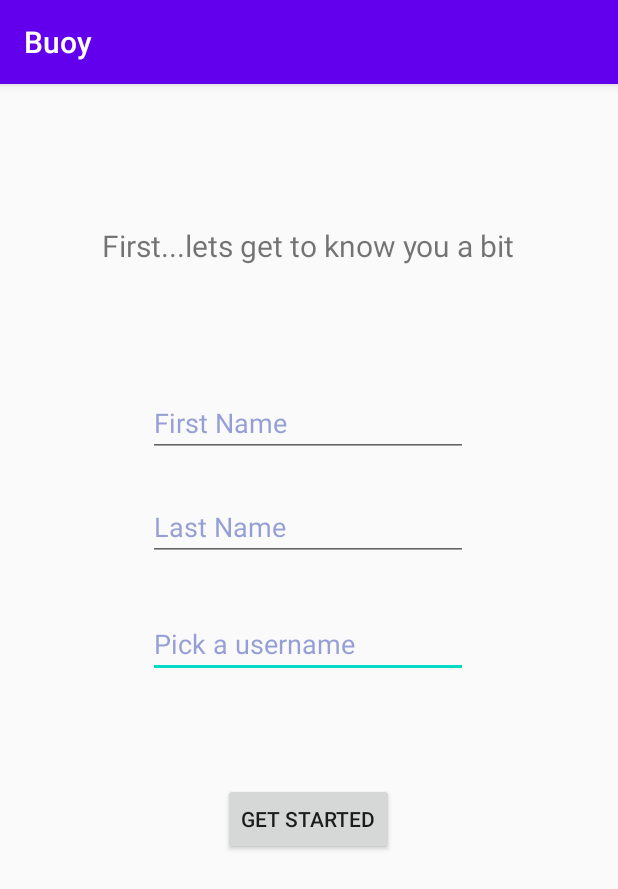
After one commit to JDWilson73/Buoy, an Android app: the FirstSignInActivity screen opened directly, with no data from a screen before it, on a phone screen of 412 x 824 dp. The commit adds this screen. Shown: the top 889 px of the screen. Run offline under Robolectric (Android 15) with nearby library versions, the phone set to English and light mode, and no system bars; our stand-ins replace Firebase (no records; nobody signed in at launch, a user with empty details on screens opened directly); 1 statement that could not run was skipped.

Commit message:
fixed the database -Kraig Johnson did this by himself after meeting. Also added landing page to get user information

```diff
--- a/app/src/main/AndroidManifest.xml
+++ b/app/src/main/AndroidManifest.xml
@@ -9,7 +9,8 @@
         android:roundIcon="@mipmap/ic_launcher_round"
         android:supportsRtl="true"
         android:theme="@style/AppTheme">
-        <activity android:name=".StickerSendActivity"></activity>
+        <activity android:name=".FirstSignInActivity"></activity>
+        <activity android:name=".StickerSendActivity" />
         <activity android:name=".HomeActivity" />
         <activity android:name=".LoginActivity" />
         <activity android:name=".MainActivity">
--- /dev/null
+++ b/app/src/main/java/edu/neu/madcourse/buoy/FirstSignInActivity.java
@@ -0,0 +1,77 @@
+package edu.neu.madcourse.buoy;
+
+import androidx.appcompat.app.AppCompatActivity;
+
+import android.content.Intent;
+import android.os.Bundle;
+import android.util.Log;
+import android.view.View;
+import android.widget.Button;
+import android.widget.EditText;
+import android.widget.TextView;
+
+import com.google.firebase.database.DatabaseReference;
+import com.google.firebase.database.FirebaseDatabase;
+
+public class FirstSignInActivity extends AppCompatActivity {
+    String TAG = "user info: ";
+    private DatabaseReference mDatabase;
+    TextView testing;
+    Button mGetStartedButton;
+    public EditText firstName, lastName, userName;
+
+
+    @Override
+    protected void onCreate(Bundle savedInstanceState) {
+        super.onCreate(savedInstanceState);
+        setContentView(R.layout.activity_first_sign_in);
+
+        // get data from email/password sign up page
+        Bundle extras = getIntent().getExtras();
+        if (extras != null){
+            String email = extras.getString("email");
+            String pwd = extras.getString("password");
+        }
+        testing = findViewById(R.id.textView6);
+        firstName = findViewById(R.id.editTextTextPersonFirstName);
+        lastName = findViewById(R.id.editTextTextPersonLastName);
+        userName = findViewById(R.id.editTextTextPersonUserName);
+
+        mGetStartedButton = findViewById(R.id.buttonGetStarted);
+
+
+
+        mGetStartedButton.setOnClickListener(new View.OnClickListener() {
+            @Override
+            public void onClick(View v) {
+                final String firstNameString = firstName.getText().toString();
+                final String lastNameString = lastName.getText().toString();
+                final String userNameString = userName.getText().toString();
+                if (firstNameString.isEmpty()){
+                    firstName.setError("first name can't be empty");
+                }
+                else if (lastNameString.isEmpty()){
+                    lastName.setError("last name can't be empty");
+                }
+                else if (userNameString.isEmpty()){
+                    userName.setError("username can't be empty");
+                }
+                else{
+//                    testing.setText(firstNameString+ "\n"+ lastNameString + "\n" + userNameString);
+                    writeNewUser(userNameString, firstNameString, lastNameString);
+                    startActivity(new Intent(FirstSignInActivity.this, HomeActivity.class));
+                }
+            }
+        });
+        mDatabase = FirebaseDatabase.getInstance().getReference();
+
+
+
+    }
+    private void writeNewUser(String userName, String firstName, String lastName) {
+
+        User user = new User(userName, firstName, lastName);
+
+        mDatabase.child("Users").child(userName).setValue(user);
+    }
+}
--- a/app/src/main/java/edu/neu/madcourse/buoy/MainActivity.java
+++ b/app/src/main/java/edu/neu/madcourse/buoy/MainActivity.java
@@ -18,18 +18,21 @@ import com.google.android.gms.tasks.OnCompleteListener;
 import com.google.android.gms.tasks.Task;
 import com.google.firebase.auth.AuthResult;
 import com.google.firebase.auth.FirebaseAuth;
+import com.google.firebase.database.DatabaseReference;
+import com.google.firebase.database.FirebaseDatabase;
 
 public class MainActivity extends AppCompatActivity {
     public EditText emailId, password;
     Button btnSignUp;
     Button btnSignIn;
     FirebaseAuth mFirebaseAuth;
+    private DatabaseReference mDatabase;
 
     @Override
     protected void onCreate(Bundle savedInstanceState) {
         super.onCreate(savedInstanceState);
         setContentView(R.layout.activity_main);
-
+        mDatabase = FirebaseDatabase.getInstance().getReference();
         mFirebaseAuth = FirebaseAuth.getInstance();
         emailId = findViewById(R.id.editTextEmailAddress);
         password = findViewById(R.id.editTextPassword);
@@ -56,8 +59,8 @@ public class MainActivity extends AppCompatActivity {
         btnSignUp.setOnClickListener(new View.OnClickListener() {
             @Override
             public void onClick(View v) {
-                String Email = emailId.getText().toString();
-                String pwd = password.getText().toString();
+                final String Email = emailId.getText().toString();
+                final String pwd = password.getText().toString();
                 if(Email.isEmpty()){
                     emailId.setError("please enter email address");
                     emailId.requestFocus();
@@ -75,8 +78,13 @@ public class MainActivity extends AppCompatActivity {
                                                 "Account Creation Failed!",
                                                 Toast.LENGTH_SHORT).show();
                                     } else {
-                                        startActivity(new Intent(MainActivity.this,
-                                                HomeActivity.class));
+//                                       writeNewUser(mFirebaseAuth.getInstance().getCurrentUser().getEmail(), "squidward", "tentacles");
+                                        Intent get_data = new Intent(MainActivity.this,
+                                                FirstSignInActivity.class);
+                                        get_data.putExtra("email", Email);
+                                        get_data.putExtra("password", pwd);
+                                        startActivity(get_data);
+
 
                                     }
                                 }
@@ -93,4 +101,5 @@ public class MainActivity extends AppCompatActivity {
             }
         });
     }
+
 }
--- /dev/null
+++ b/app/src/main/res/layout/activity_first_sign_in.xml
@@ -0,0 +1,80 @@
+<?xml version="1.0" encoding="utf-8"?>
+<androidx.constraintlayout.widget.ConstraintLayout xmlns:android="http://schemas.android.com/apk/res/android"
+    xmlns:app="http://schemas.android.com/apk/res-auto"
+    xmlns:tools="http://schemas.android.com/tools"
+    android:layout_width="match_parent"
+    android:layout_height="match_parent"
+    tools:context=".FirstSignInActivity">
+
+    <EditText
+        android:id="@+id/editTextTextPersonUserName"
+        android:layout_width="wrap_content"
+        android:layout_height="wrap_content"
+        android:layout_marginBottom="292dp"
+        android:ems="10"
+        android:hint="Pick a username"
+        android:inputType="textPersonName"
+        android:textColorHint="#8A3F51B5"
+        app:layout_constraintBottom_toBottomOf="parent"
+        app:layout_constraintEnd_toEndOf="parent"
+        app:layout_constraintHorizontal_bias="0.497"
+        app:layout_constraintStart_toStartOf="parent"
+        app:layout_constraintTop_toBottomOf="@+id/editTextTextPersonLastName"
+        app:layout_constraintVertical_bias="0.288" />
+
+    <EditText
+        android:id="@+id/editTextTextPersonLastName"
+        android:layout_width="wrap_content"
+        android:layout_height="wrap_content"
+        android:ems="10"
+        android:hint="Last Name"
+        android:inputType="textPersonName"
+        android:textColorHint="#8A3F51B5"
+        app:layout_constraintBottom_toBottomOf="parent"
+        app:layout_constraintEnd_toEndOf="parent"
+        app:layout_constraintHorizontal_bias="0.497"
+        app:layout_constraintStart_toStartOf="parent"
+        app:layout_constraintTop_toTopOf="parent"
+        app:layout_constraintVertical_bias="0.377" />
+
+    <EditText
+        android:id="@+id/editTextTextPersonFirstName"
+        android:layout_width="wrap_content"
+        android:layout_height="wrap_content"
+        android:ems="10"
+        android:hint="First Name"
+        android:inputType="textPersonName"
+        android:textColorHint="#8A3F51B5"
+        app:layout_constraintBottom_toTopOf="@+id/editTextTextPersonLastName"
+        app:layout_constraintEnd_toEndOf="parent"
+        app:layout_constraintHorizontal_bias="0.497"
+        app:layout_constraintStart_toStartOf="parent"
+        app:layout_constraintTop_toTopOf="parent"
+        app:layout_constraintVertical_bias="0.893" />
+
+    <TextView
+        android:id="@+id/textView5"
+        android:layout_width="wrap_content"
+        android:layout_height="wrap_content"
+        android:text="First...lets get to know you a bit"
+        android:textSize="20sp"
+        app:layout_constraintBottom_toTopOf="@+id/editTextTextPersonFirstName"
+        app:layout_constraintEnd_toEndOf="parent"
+        app:layout_constraintHorizontal_bias="0.496"
+        app:layout_constraintStart_toStartOf="parent"
+        app:layout_constraintTop_toTopOf="parent"
+        app:layout_constraintVertical_bias="0.533" />
+
+    <Button
+        android:id="@+id/buttonGetStarted"
+        android:layout_width="wrap_content"
+        android:layout_height="wrap_content"
+        android:text="Get Started"
+        app:layout_constraintBottom_toBottomOf="parent"
+        app:layout_constraintEnd_toEndOf="parent"
+        app:layout_constraintHorizontal_bias="0.498"
+        app:layout_constraintStart_toStartOf="parent"
+        app:layout_constraintTop_toBottomOf="@+id/editTextTextPersonUserName"
+        app:layout_constraintVertical_bias="0.217" />
+
+</androidx.constraintlayout.widget.ConstraintLayout>
```
